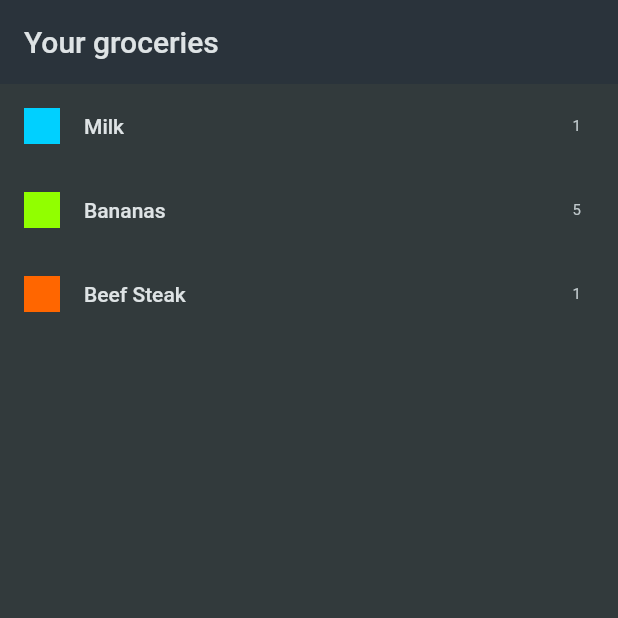
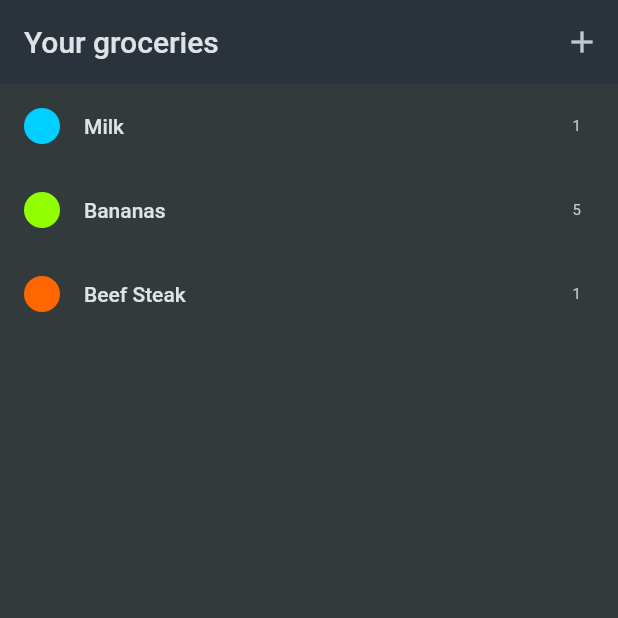
Before and after one commit to timoshevichaleks/shopping_list, a Flutter app: the screen it shows after launch, on a phone screen of 412 x 824 dp, the top half of it. Run offline on Flutter 3.47's test engine with Material 2 defaults, Android fonts, the phone set to English and light mode, and no system bars.

```diff
--- a/lib/data/categories.dart
+++ b/lib/data/categories.dart
@@ -1,7 +1,7 @@
 import 'package:flutter/material.dart';
 import 'package:shopping_list/models/categories.dart';
 
-const categories = {
+const Map<Categories, Category> categories = {
   Categories.vegetables: Category(
     'Vegetables',
     Color.fromARGB(255, 0, 255, 128),
--- a/lib/widgets/grocery_list.dart
+++ b/lib/widgets/grocery_list.dart
@@ -1,14 +1,32 @@
 import 'package:flutter/material.dart';
 import 'package:shopping_list/data/dummy_items.dart';
+import 'package:shopping_list/widgets/new_item.dart';
 
-class GroceryList extends StatelessWidget {
+class GroceryList extends StatefulWidget {
   const GroceryList({super.key});
+
+  @override
+  State<GroceryList> createState() => _GroceryListState();
+}
+
+class _GroceryListState extends State<GroceryList> {
+  void _addItem() {
+    Navigator.of(context).push(
+      MaterialPageRoute(builder: (ctx) => const NewItem()),
+    );
+  }
 
   @override
   Widget build(BuildContext context) {
     return Scaffold(
       appBar: AppBar(
         title: const Text('Your groceries'),
+        actions: [
+          IconButton(
+            onPressed: _addItem,
+            icon: const Icon(Icons.add),
+          ),
+        ],
       ),
       body: ListView.builder(
         itemCount: groceryItems.length,
@@ -17,7 +35,10 @@ class GroceryList extends StatelessWidget {
           leading: Container(
             width: 24,
             height: 24,
-            color: groceryItems[index].category.color,
+            decoration: BoxDecoration(
+              shape: BoxShape.circle,
+              color: groceryItems[index].category.color,
+            ),
           ),
           trailing: Text(groceryItems[index].quantity.toString()),
         ),
```
Also changed, not shown: lib/widgets/new_item.dart (added, +90 -0 lines).
